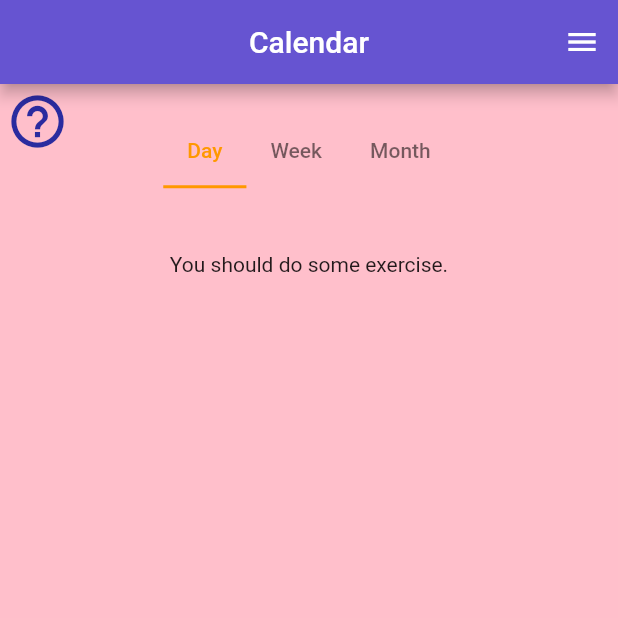
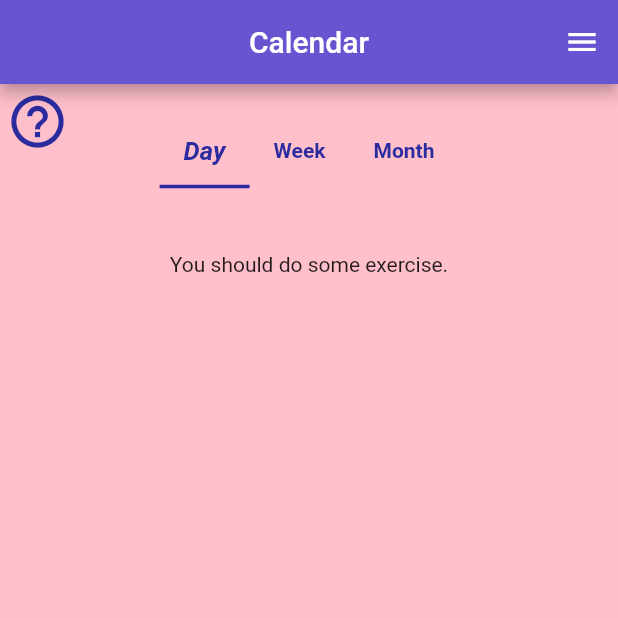
Before and after one commit to Ian-Phelon/stronks, a Flutter app: the CalendarPerformancesScreen screen opened directly, on a phone screen of 412 x 824 dp, the top half of it. Run offline on Flutter 3.47's test engine with Material 2 defaults, Android fonts, the light colour scheme and no system bars; our stand-ins replace google_mobile_ads, sqflite; accounts and stored records are empty; network calls fail; Roboto replaces fonts that are missing (Montserrat).

Commit message:
tab bar themes added, spent an absurd amount of time finding out what highlight color is

```diff
--- a/lib/view/stats/screens/calendar_screen.dart
+++ b/lib/view/stats/screens/calendar_screen.dart
@@ -56,10 +56,8 @@ class _CalendarPerformancesScreenState extends State<CalendarPerformancesScreen>
             mainAxisAlignment: MainAxisAlignment.spaceAround,
             children: <Widget>[
               TabBar(
-                controller: _nestedTabCtrl,
-                indicatorColor: Colors.orange,
-                labelColor: Colors.orange,
-                unselectedLabelColor: Colors.black54,
+                overlayColor: MaterialStateColor.resolveWith(
+                    (states) => Theme.of(context).colorScheme.onBackground),
                 isScrollable: true,
                 tabs: <Widget>[
                   Tab(
@@ -72,6 +70,7 @@ class _CalendarPerformancesScreenState extends State<CalendarPerformancesScreen>
                     text: 'Month',
                   )
                 ],
+                controller: _nestedTabCtrl,
               ),
               Container(
                 height: MediaQuery.of(context).size.height / 1.3,
```
Also changed, not shown: lib/model/stronks_theme.dart (+49 -3 lines).
